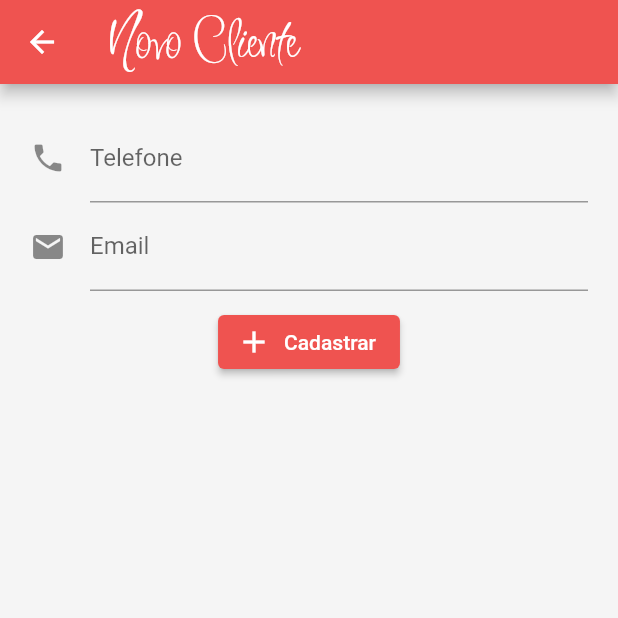
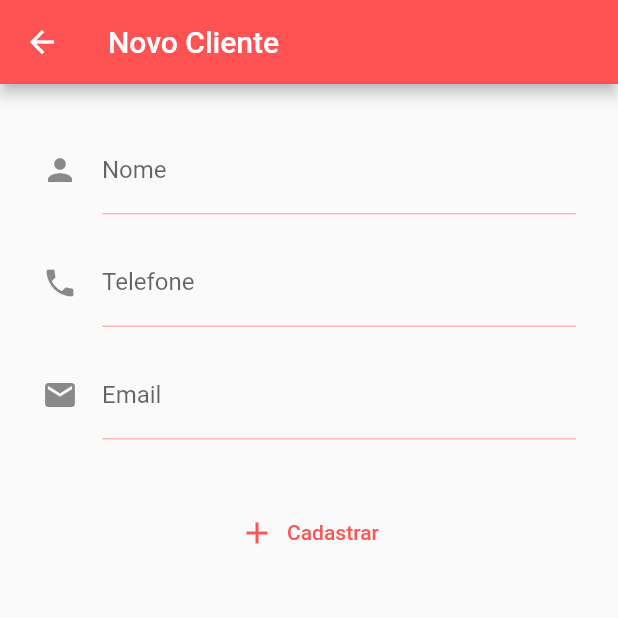
Before and after one commit to chauchuty/projeto-de-software, a Flutter app: the screen it shows after launch, after a tap on the "people" icon, after a tap on the "person add" icon, on a phone screen of 412 x 824 dp, the top half of it. Run offline on Flutter 3.47's test engine with Material 2 defaults, Android fonts, the phone set to English and light mode, and no system bars; our stand-ins replace dio, mask_text_input_formatter; network calls fail.

Commit message:
update: utility e form

```diff
--- a/flutter_app/lib/application.dart
+++ b/flutter_app/lib/application.dart
@@ -9,7 +9,7 @@ class Application extends StatelessWidget {
   @override
   Widget build(BuildContext context) {
     return MaterialApp(
-      title: 'Flutter App',
+      title: 'Hair Salon',
       home: const ScaffoldCustom(),
       theme: ThemeDataCustom.feature(),
       initialRoute: RoutesCustom.initialRoute(),
--- a/flutter_app/lib/custom/themeData.custom.dart
+++ b/flutter_app/lib/custom/themeData.custom.dart
@@ -3,17 +3,18 @@ import 'package:flutter/material.dart';
 class ThemeDataCustom {
   static feature() {
     return ThemeData(
-      scaffoldBackgroundColor: Colors.grey[100],
-      appBarTheme: AppBarTheme(
-        titleTextStyle: const TextStyle(
-          fontFamily: 'Inspiration',
-          fontSize: 40,
-          color: Colors.white,
-        ),
-        backgroundColor: Colors.red[400],
-      ),
-      elevatedButtonTheme: ElevatedButtonThemeData(
-        style: ElevatedButton.styleFrom(primary: Colors.red[400]),
+      colorScheme: const ColorScheme(
+        brightness: Brightness.light,
+        primary: Colors.redAccent,
+        onPrimary: Colors.white,
+        secondary: Colors.redAccent,
+        onSecondary: Colors.white,
+        error: Colors.brown,
+        onError: Colors.purple,
+        background: Colors.redAccent,
+        onBackground: Colors.redAccent,
+        surface: Colors.redAccent,
+        onSurface: Colors.redAccent,
       ),
     );
   }
--- a/flutter_app/lib/models/cliente.model.dart
+++ b/flutter_app/lib/models/cliente.model.dart
@@ -1,11 +1,13 @@
+import 'dart:convert';
+
 class Cliente {
-  int id;
+  int? id;
   String nome;
   String? telefone;
   String? email;
 
   Cliente({
-    required this.id,
+    this.id,
     required this.nome,
     this.telefone,
     this.email,
@@ -14,7 +16,9 @@ class Cliente {
   Map<String, dynamic> toMap() {
     final result = <String, dynamic>{};
 
-    result.addAll({'id': id});
+    if (id != null) {
+      result.addAll({'id': id});
+    }
     result.addAll({'nome': nome});
     if (telefone != null) {
       result.addAll({'telefone': telefone});
@@ -28,7 +32,7 @@ class Cliente {
 
   factory Cliente.fromMap(Map<String, dynamic> map) {
     return Cliente(
-      id: map['id']?.toInt() ?? 0,
+      id: map['id']?.toInt(),
       nome: map['nome'] ?? '',
       telefone: map['telefone'],
       email: map['email'],
--- a/flutter_app/lib/pages/clientes.page.dart
+++ b/flutter_app/lib/pages/clientes.page.dart
@@ -1,6 +1,7 @@
 import 'package:flutter/material.dart';
 import 'package:flutter_app/models/cliente.model.dart';
 import 'package:flutter_app/repositories/cliente.repository.dart';
+import 'package:flutter_app/utilities/utility.dart';
 import 'package:flutter_app/widgets/form.custom.dart';
 
 class ClientesPage extends StatefulWidget {
@@ -22,15 +23,9 @@ class _ClientesPageState extends State<ClientesPage> {
             if (snapshot.hasData) {
               return _listView(snapshot);
             }
-            return _circularProgressIndicator();
+            return Utility.circularProgressIndicator();
           }),
       floatingActionButton: _create(context),
-    );
-  }
-
-  _circularProgressIndicator() {
-    return const Center(
-      child: CircularProgressIndicator(color: Colors.red),
     );
   }
 
@@ -49,7 +44,6 @@ class _ClientesPageState extends State<ClientesPage> {
         leading: const Icon(Icons.person),
         title: Text(title),
         trailing: Wrap(
-          spacing: -15,
           children: [
             _iconButton(context, Icons.remove_red_eye, _view, id),
             _iconButton(context, Icons.edit, _edit, id),
@@ -65,8 +59,8 @@ class _ClientesPageState extends State<ClientesPage> {
       onPressed: () {
         callback(context, id);
       },
-      icon: Icon(icon, size: 18),
-      splashRadius: 15,
+      icon: Icon(icon, size: 20),
+      splashRadius: 18,
     );
   }
 
@@ -75,11 +69,11 @@ class _ClientesPageState extends State<ClientesPage> {
       onPressed: () {
         Navigator.push(
           context,
-          MaterialPageRoute(builder: (context) => const FormCustom()),
+          MaterialPageRoute(
+              builder: (context) => const FormCustom(title: 'Novo Cliente')),
         );
       },
       child: const Icon(Icons.person_add),
-      backgroundColor: Colors.red[400],
     );
   }
 
@@ -105,7 +99,7 @@ class _ClientesPageState extends State<ClientesPage> {
                   ),
                 );
               }
-              return _circularProgressIndicator();
+              return Utility.circularProgressIndicator();
             }),
           );
         });
--- /dev/null
+++ b/flutter_app/lib/utilities/utility.dart
@@ -0,0 +1,60 @@
+import 'package:flutter/material.dart';
+import 'package:mask_text_input_formatter/mask_text_input_formatter.dart';
+
+class Utility {
+  static validator(dynamic value, String type) {
+    var rules = <String, dynamic>{
+      'string': {
+        'regex': r'(.*)',
+        'opcional': false,
+      },
+      'phone': {
+        'regex': r'([0-9]{2})\s([0-9])\s([0-9]{4})\s([0-9]{4})',
+        'opcional': true
+      },
+      'email': {
+        'regex': r'([a-z0-9\.\_]+@[a-z]+\.[a-z]+)',
+        'opcional': true,
+      }
+    };
+
+    if (rules[type]['opcional']) return null;
+
+    if (value.isEmpty) return 'Campo Vazio!';
+
+    if (!RegExp(rules[type]['regex']).hasMatch(value)) {
+      return 'Campo Inválido!';
+    }
+
+    return null;
+  }
+
+  static mask(String type) {
+    var rules = <String, dynamic>{
+      'string': {
+        'mask': '#' * 50,
+        'filter': RegExp(r'(.*)'),
+      },
+      'phone': {
+        'mask': '## # #### ####',
+        'filter': RegExp(r"[0-9]"),
+      },
+      'email': {
+        'mask': '#' * 125,
+        'filter': RegExp(r"[a-z0-9@.]"),
+      }
+    };
+
+    return MaskTextInputFormatter(
+      mask: rules[type]!['mask'],
+      filter: {"#": rules[type]!['filter']},
+      type: MaskAutoCompletionType.lazy,
+    );
+  }
+
+  static circularProgressIndicator() {
+    return const Center(
+      child: CircularProgressIndicator(),
+    );
+  }
+}
--- a/flutter_app/lib/widgets/appBar.custom.dart
+++ b/flutter_app/lib/widgets/appBar.custom.dart
@@ -15,6 +15,7 @@ class AppBarCustom extends StatefulWidget {
 }
 
 class _AppBarCustomState extends State<AppBarCustom> {
+  final String title = 'Hair Salon';
   int itemSelected = 0;
 
   Widget page = const HomePage();
@@ -23,22 +24,26 @@ class _AppBarCustomState extends State<AppBarCustom> {
   Widget build(BuildContext context) {
     return AppBar(
       leading: _leading(),
-      title: _title('Salão de Beleza'),
+      title: _title(title),
       actions: _actions(),
       bottom: PreferredSize(
-        preferredSize: const Size(0, 30),
-        child: Row(
-          mainAxisAlignment: MainAxisAlignment.center,
+        preferredSize: const Size(0, 0),
+        child: Padding(
+          padding: const EdgeInsets.all(5.0),
+          child: Wrap(
+            spacing: 10,
             children: [
               _item(Icons.home, const HomePage(), 0, widget.callback),
               _item(Icons.people, const ClientesPage(), 1, widget.callback),
+              _item(Icons.event_note, const AgendamentoPage(), 2,
+                  widget.callback),
               _item(
-                Icons.event_note, const AgendamentoPage(), 2, widget.callback),
-            _item(Icons.content_cut, const ServicosPage(), 3, widget.callback),
+                  Icons.content_cut, const ServicosPage(), 3, widget.callback),
               _item(Icons.grid_view, const PacotesPage(), 4, widget.callback),
               _item(Icons.account_balance_wallet, const RelatorioPage(), 5,
                   widget.callback),
             ],
+          ),
         ),
       ),
     );
@@ -60,10 +65,13 @@ class _AppBarCustomState extends State<AppBarCustom> {
 
   _actions() {
     return [
-      IconButton(
+      Padding(
+        padding: const EdgeInsets.only(right: 5),
+        child: IconButton(
           onPressed: () {},
           icon: const Icon(Icons.more_vert),
           splashRadius: 20,
+        ),
       ),
     ];
   }
@@ -79,7 +87,7 @@ class _AppBarCustomState extends State<AppBarCustom> {
       icon: Icon(
         icon,
         color: itemSelected == index ? Colors.grey[850] : Colors.white,
-        size: 20,
+        size: 24,
       ),
       splashRadius: 20,
     );
--- a/flutter_app/lib/widgets/form.custom.dart
+++ b/flutter_app/lib/widgets/form.custom.dart
@@ -1,24 +1,29 @@
-import 'dart:convert';
-
 import 'package:flutter/material.dart';
-import 'package:mask_text_input_formatter/mask_text_input_formatter.dart';
+import 'package:flutter_app/models/cliente.model.dart';
+import 'package:flutter_app/repositories/cliente.repository.dart';
+import 'package:flutter_app/utilities/utility.dart';
 
 class FormCustom extends StatefulWidget {
-  const FormCustom({Key? key}) : super(key: key);
+  final String title;
+  const FormCustom({Key? key, required this.title}) : super(key: key);
 
   @override
   _FormCustomState createState() => _FormCustomState();
 }
 
 class _FormCustomState extends State<FormCustom> {
+  ClienteRepository repository = ClienteRepository();
   final _formKey = GlobalKey<FormState>();
+  final _controllerNome = TextEditingController();
+  final _controllerTelefone = TextEditingController();
+  final _controllerEmail = TextEditingController();
 
   @override
   Widget build(BuildContext context) {
     return Scaffold(
       resizeToAvoidBottomInset: false,
       appBar: AppBar(
-        title: const Text('Novo Cliente'),
+        title: Text(widget.title),
       ),
       body: _form(context),
     );
@@ -31,10 +36,9 @@ class _FormCustomState extends State<FormCustom> {
         key: _formKey,
         child: Column(
           children: [
-            // _textField('Nome', Icons.person, 'string'),
-            // _textField('Data', Icons.date_range, 'date'),
-            _textField('Telefone', Icons.phone, 'phone'),
-            _textField('Email', Icons.email, 'email'),
+            _textField('Nome', Icons.person, 'string', _controllerNome),
+            _textField('Telefone', Icons.phone, 'phone', _controllerTelefone),
+            _textField('Email', Icons.email, 'email', _controllerEmail),
             _buttonSubmit(context)
           ],
         ),
@@ -42,86 +46,40 @@ class _FormCustomState extends State<FormCustom> {
     );
   }
 
-  _textField(String title, IconData icon, String type) {
-    return TextFormField(
-      inputFormatters: [_mask(type)],
-      decoration: InputDecoration(
-        icon: Icon(icon),
-        labelText: title,
+  _textField(String title, IconData icon, String type,
+      TextEditingController controller) {
+    return Padding(
+      padding: const EdgeInsets.all(8.0),
+      child: TextFormField(
+        controller: controller,
+        inputFormatters: [Utility.mask(type)],
+        decoration: InputDecoration(
+          icon: Icon(icon),
+          labelText: title,
+        ),
+        validator: (value) {
+          return Utility.validator(value, type);
+        },
       ),
-      validator: (value) {
-        return _validator(value, type);
-      },
     );
-  }
-
-  _mask(String type) {
-    var rules = <String, dynamic>{
-      'string': {
-        'mask': '#############################',
-        'filter': RegExp(r"[A-Za-z ]"),
-      },
-      'date': {
-        'mask': '##/##/####',
-        'filter': RegExp(r"[0-9]"),
-      },
-      'phone': {
-        'mask': '## # #### ####',
-        'filter': RegExp(r"[0-9]"),
-      },
-      'email': {
-        'mask': '##############################',
-        'filter': RegExp(r"[a-z0-9@.]"),
-      }
-    };
-
-    return MaskTextInputFormatter(
-        mask: rules[type]!['mask'],
-        filter: {"#": rules[type]!['filter']},
-        type: MaskAutoCompletionType.lazy);
-  }
-
-  _validator(value, type) {
-    // recebe valor e o *tipo*
-    var rules = <String, dynamic>{
-      'date': {
-        'regex': r'(^(?:[+0]9)?[0-9]{10,12}$)',
-      },
-      'phone': {
-        'regex': r'(^(?:[+0]9)?[0-9]{10,12}$)',
-      },
-      'email': {
-        'regex':
-            r"^[a-zA-Z0-9.a-zA-Z0-9.!#$%&'*+-/=?^_`{|}~]+@[a-zA-Z0-9]+\.[a-zA-Z]+",
-      }
-    };
-
-    if (value == null || value.isEmpty) {
-      return 'Por favor, preencher';
-    }
-
-    // if (!RegExp(rules[type]['regex']).hasMatch(value)) {
-    //   return 'Campo Inválido!';
-    // }
-
-    // // Email
-    // if (type == 'email' && !value.contains("@")) {
-    //   return 'Email inválido!';
-    // }
-
-    return null;
   }
 
   _buttonSubmit(context) {
     return Padding(
-      padding: const EdgeInsets.all(10.0),
-      child: ElevatedButton.icon(
+      padding: const EdgeInsets.only(top: 30),
+      child: TextButton.icon(
         onPressed: () {
           if (_formKey.currentState!.validate()) {
             ScaffoldMessenger.of(context).showSnackBar(
               const SnackBar(
                 content: Text('Cadastrando...'),
               ),
+            );
+            repository.insert(
+              Cliente(
+                  nome: _controllerNome.text,
+                  telefone: _controllerTelefone.text,
+                  email: _controllerEmail.text),
             );
             FocusManager.instance.primaryFocus?.unfocus();
           }
--- a/flutter_app/pubspec.yaml
+++ b/flutter_app/pubspec.yaml
@@ -80,6 +80,9 @@ flutter:
     - family: Inspiration
       fonts:
       - asset: assets/fonts/Inspiration-Regular.ttf
+    - family: Oswald
+      fonts:
+      - asset: assets/fonts/Oswald-VariableFont_wght.ttf
   #       - asset: fonts/Schyler-Italic.ttf
   #         style: italic
   #   - family: Trajan Pro
```
Also changed, not shown: flutter_app/lib/repositories/cliente.repository.dart (+10 -3 lines), flutter_app/assets/fonts/Oswald-VariableFont_wght.ttf (added). Lines whose indentation alone changed are shown as unchanged.
